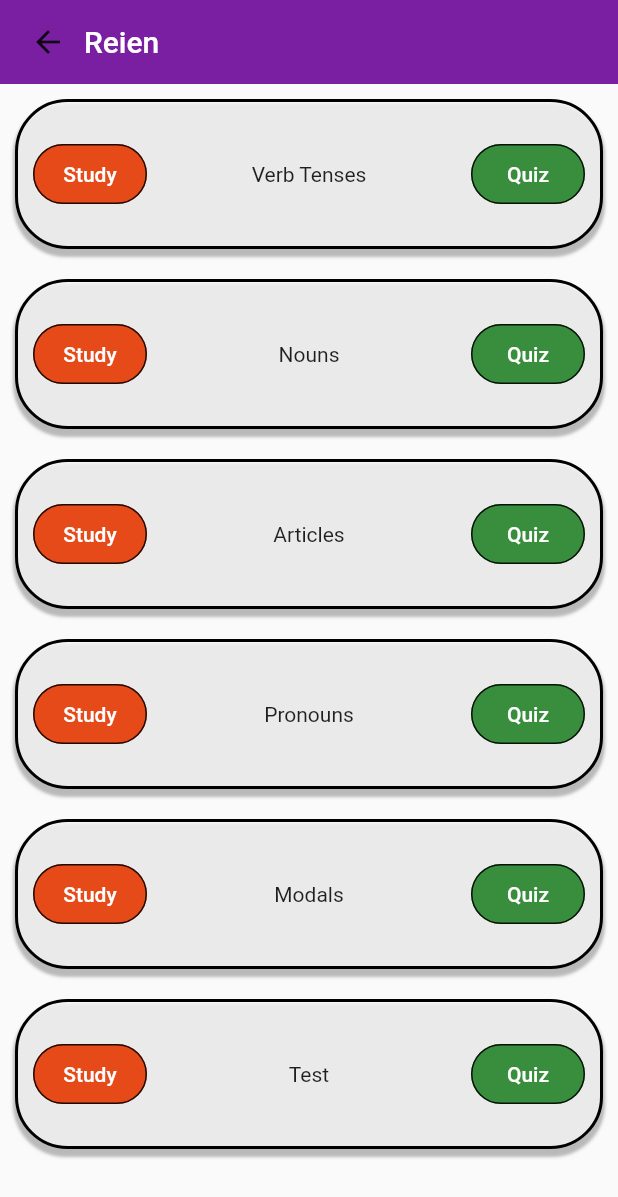
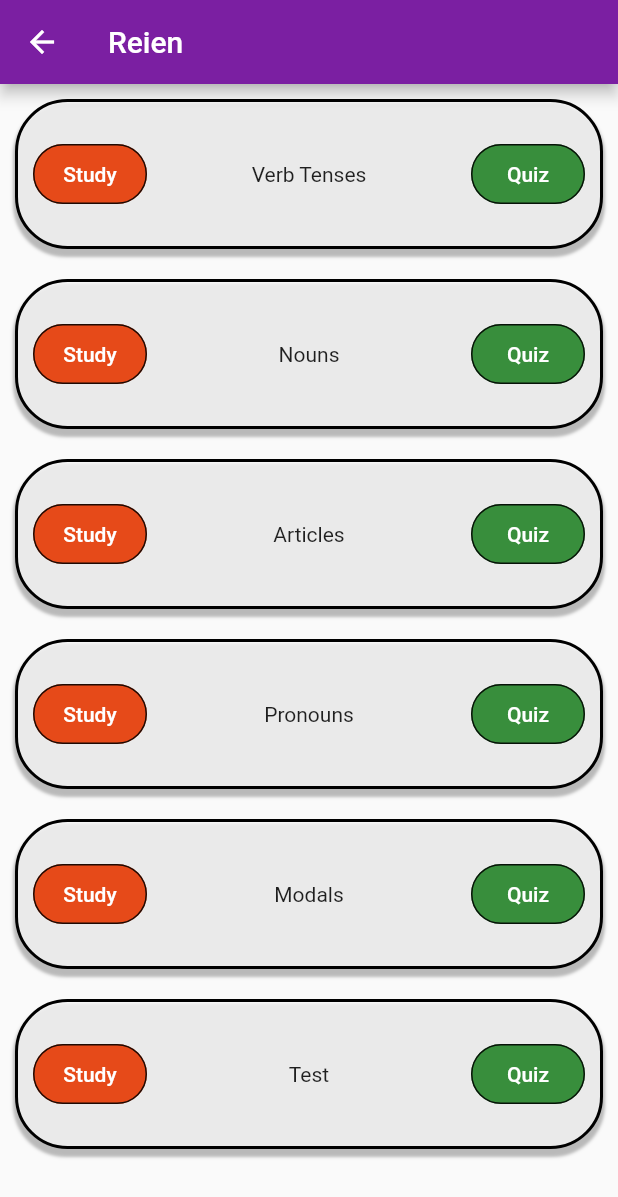
Before and after one commit to Osenian/reien, a Flutter app: the Grammar screen opened directly, on a phone screen of 412 x 824 dp. Shown: the top 1197 px of the screen. Run offline on Flutter 3.47's test engine with Material 2 defaults, Android fonts, the phone set to English and light mode, and no system bars; our stand-ins replace share_plus.

Commit message:
Elimina customappbar de grammar.dart

```diff
--- a/lib/screens/grammar.dart
+++ b/lib/screens/grammar.dart
@@ -10,14 +10,16 @@ class Grammar extends StatelessWidget {
   Widget build(BuildContext context) {
     return SafeArea(
       child: Scaffold(
-          appBar: PreferredSize(
-            preferredSize: const Size.fromHeight(56),
-            child: CustomAppBar(
-              title: Text(
-                "Reien",
-                style: Theme.of(context).primaryTextTheme.titleLarge,
-              ),
+          appBar: AppBar(
+            backgroundColor: Colors.purple[700],
+            leading: IconButton(
+              onPressed: () {
+                Navigator.pop(context);
+              },
+              icon: const Icon(Icons.arrow_back),
+              tooltip: "Volver",
             ),
+            title: const Text("Reien"),
           ),
           body: const SingleChildScrollView(
             child: Center(
--- a/lib/screens/quiz_nouns.dart
+++ b/lib/screens/quiz_nouns.dart
@@ -11,7 +11,7 @@ class QuizNouns extends StatelessWidget {
       child: Material(
         child: Column(
           children: [
-            AppBar(
+            CustomAppBar(
               title: Text(
                 "Reien",
                 style: Theme.of(context).primaryTextTheme.titleLarge,
@@ -92,8 +92,8 @@ class QuizNouns extends StatelessWidget {
   }
 }
 
-class AppBar extends StatelessWidget {
-  const AppBar({required this.title, super.key});
+class CustomAppBar extends StatelessWidget {
+  const CustomAppBar({required this.title, super.key});
 
   final Widget title;
 
```
